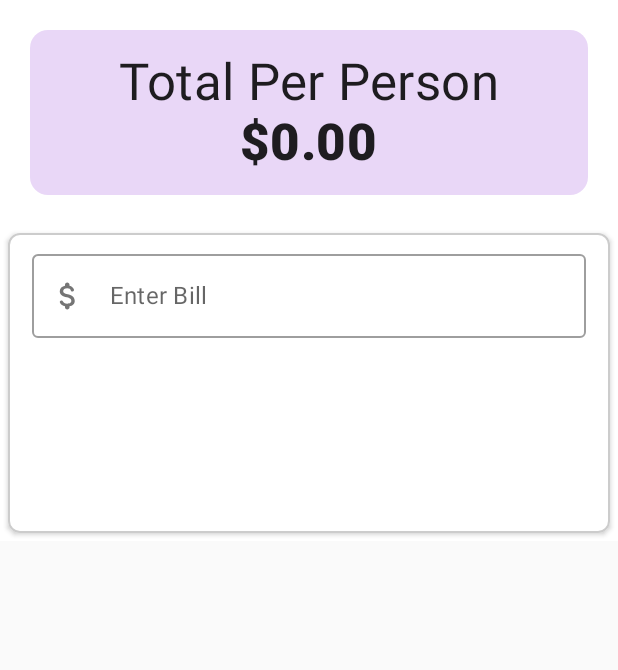
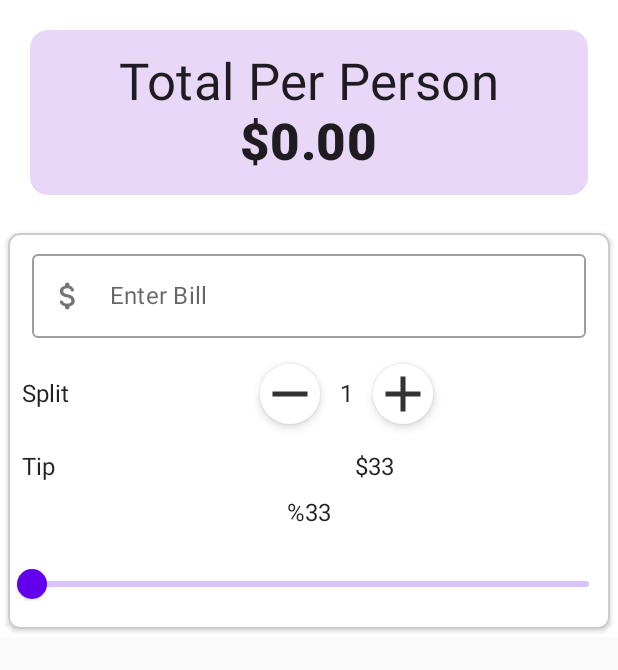
Before and after one commit to lelinmahmud/Compose_JetTip_App, an Android app built with Jetpack Compose: the screen it shows after launch (MainActivity), on a phone screen of 412 x 824 dp. Shown: the top 670 px of the screen. Run offline under Robolectric (Android 15) with nearby library versions, the phone set to English and light mode, and no system bars.

```diff
--- a/app/src/main/java/com/bd/kaz/composejettipapp/MainActivity.kt
+++ b/app/src/main/java/com/bd/kaz/composejettipapp/MainActivity.kt
@@ -9,10 +9,7 @@ import androidx.compose.foundation.layout.*
 import androidx.compose.foundation.shape.CornerSize
 import androidx.compose.foundation.shape.RoundedCornerShape
 import androidx.compose.foundation.text.KeyboardActions
-import androidx.compose.material.Card
-import androidx.compose.material.MaterialTheme
-import androidx.compose.material.Surface
-import androidx.compose.material.Text
+import androidx.compose.material.*
 import androidx.compose.material.icons.Icons
 import androidx.compose.material.icons.filled.Add
 import androidx.compose.material.icons.filled.Remove
@@ -22,6 +19,7 @@ import androidx.compose.runtime.remember
 import androidx.compose.ui.Alignment
 import androidx.compose.ui.ExperimentalComposeUiApi
 import androidx.compose.ui.Modifier
+import androidx.compose.ui.draw.alpha
 import androidx.compose.ui.draw.clip
 import androidx.compose.ui.graphics.Color
 import androidx.compose.ui.platform.LocalSoftwareKeyboardController
@@ -97,13 +95,16 @@ fun BillForm(modifier: Modifier = Modifier,onValChange :(String) -> Unit ={}){
         totalBillState.value.trim().isNotEmpty()
     }
 
+    val sliderPositionState = remember {
+        mutableStateOf(0f)
+    }
+
     val keyboardController = LocalSoftwareKeyboardController.current
 
     Surface(
         modifier = Modifier
             .fillMaxWidth()
-            .padding(5.dp)
-            .height(200.dp),
+            .padding(5.dp),
         shape = RoundedCornerShape(corner = CornerSize(8.dp)),
         border = BorderStroke(width = 1.dp, color = Color.LightGray),
         elevation = 2.dp
@@ -122,7 +123,7 @@ fun BillForm(modifier: Modifier = Modifier,onValChange :(String) -> Unit ={}){
                     keyboardController?.hide()
                 }
             )
-            if (validState){
+//            if (validState){
                 Row(
                     modifier = Modifier.padding(3.dp),
                     horizontalArrangement = Arrangement.Start,
@@ -139,17 +140,37 @@ fun BillForm(modifier: Modifier = Modifier,onValChange :(String) -> Unit ={}){
                     horizontalArrangement = Arrangement.End) {
                         RoundedIconButton(imageVector = Icons.Default.Remove,
                             onClick = { /*TODO*/ })
-                        Text(text = "1", modifier = Modifier.align(alignment = Alignment.CenterVertically).padding(start = 9.dp, end = 9.dp))
+                        Text(text = "1", modifier = Modifier
+                            .align(alignment = Alignment.CenterVertically)
+                            .padding(start = 9.dp, end = 9.dp))
                         RoundedIconButton(imageVector = Icons.Default.Add,
                             onClick = { /*TODO*/ })
                     }
                 }
+
+            Row(modifier = Modifier
+                .padding(horizontal = 3.dp, vertical = 12.dp)
+                .align(alignment = Alignment.Start)) {
+                Text(text = "Tip", modifier = Modifier.align(alignment = Alignment.CenterVertically))
+                Spacer(modifier = Modifier.width(200.dp))
+                Text(text = "$33", modifier = Modifier.align(alignment = Alignment.CenterVertically))
             }
-            else{
-                Box() {
 
-                }
+            Column(modifier = Modifier, horizontalAlignment = Alignment.CenterHorizontally,
+            verticalArrangement = Arrangement.Center) {
+                Text(text = "%33")
+                Spacer(modifier = Modifier.height(14.dp))
+                Slider(value = sliderPositionState.value, onValueChange = { newVal ->
+                    sliderPositionState.value = newVal
+                    Log.e("Slider", "Slider Value: $newVal", )
+                })
             }
+//            }
+//            else{
+//                Box() {
+//
+//                }
+//            }
         }
     }
 }
```
